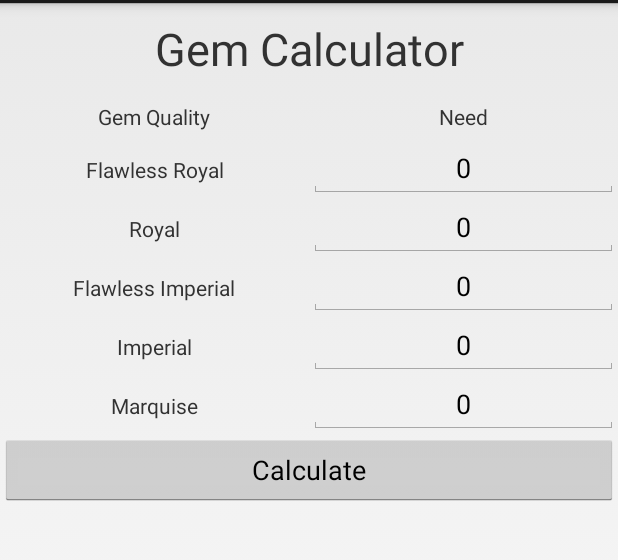
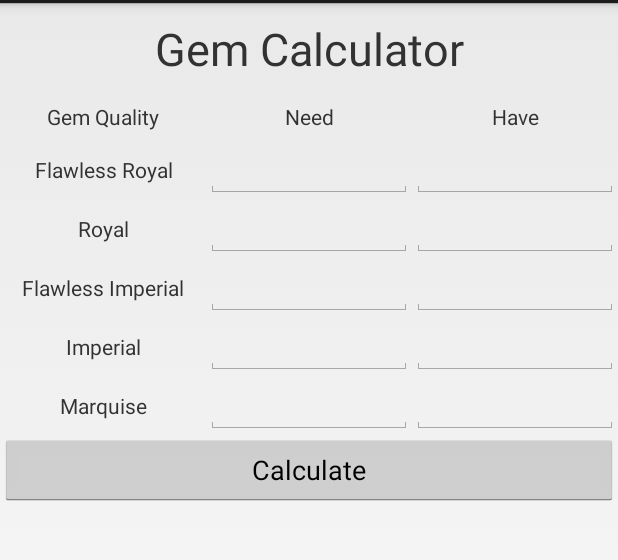
Before and after one commit to smusings/GemCrafter, an Android app: the screen it shows after launch (MainActivity), on a phone screen of 412 x 824 dp, the part 69-629 px from its top. Run offline under Robolectric (Android 15) with nearby library versions, the phone set to English and light mode, and no system bars.

Commit message:
progress on the app

```diff
--- a/src/main/java/smusings/gemcrafter/MainActivity.java
+++ b/src/main/java/smusings/gemcrafter/MainActivity.java
@@ -1,84 +1,55 @@
 package smusings.gemcrafter;
 
-import android.app.Activity;
 import android.os.Bundle;
 import android.view.Menu;
 import android.view.MenuItem;
-import android.view.View;
 import android.widget.Button;
 import android.widget.EditText;
-import android.widget.Toast;
 
 
-public class MainActivity extends Activity {
-
-    public Button calculateButton;
-    // the edit textx
-    public EditText need_flawless_royal;
-    public EditText need_royal;
-    public EditText need_flawless_imperial;
-    public EditText need_imperial;
-    public EditText need_marquise;
-
-
+public class MainActivity extends SetUpActivity {
 
     @Override
     protected void onCreate(Bundle savedInstanceState) {
         super.onCreate(savedInstanceState);
         setContentView(R.layout.activity_main);
 
+        //define the button
+        calculateButton=(Button)findViewById(R.id.calculate_button);
+
+        //define the need
         need_flawless_royal=(EditText)findViewById(R.id.need_flawless_royal);
         need_royal=(EditText)findViewById(R.id.need_royal);
         need_flawless_imperial=(EditText)findViewById(R.id.need_flawless_imperial);
         need_imperial=(EditText)findViewById(R.id.need_imperial);
         need_marquise=(EditText)findViewById(R.id.need_marquise);
-        calculateButton=(Button)findViewById(R.id.calculate_button);
 
+        //define the have
+        have_flawless_royal=(EditText)findViewById(R.id.have_flawless_royal);
+        have_royal=(EditText)findViewById(R.id.have_royal);
+        have_flawless_imperial=(EditText)findViewById(R.id.have_flawless_imperial);
+        have_imperial=(EditText)findViewById(R.id.have_imperial);
+        have_marquise=(EditText)findViewById(R.id.have_marquise);
 
-        //set initial count to 0
-        need_flawless_royal.setText("0");
-        need_royal.setText("0");
-        need_flawless_imperial.setText("0");
-        need_imperial.setText("0");
-        need_marquise.setText("0");
+        //set onclicklisteners
+        need_flawless_royal.setOnClickListener(flawlessRoyalNeedListener);
+        need_royal.setOnClickListener(RoyalNeedListener);
+        need_flawless_imperial.setOnClickListener(flawlessImperialNeedListener);
+        need_imperial.setOnClickListener(ImperialNeedListener);
+        need_marquise.setOnClickListener(marquiseNeedListener);
+
+        have_flawless_royal.setOnClickListener(flawlessRoyalHaveListener);
+        have_royal.setOnClickListener(RoyalHaveListener);
+        have_flawless_imperial.setOnClickListener(flawlessImperialHaveListener);
+        have_imperial.setOnClickListener(ImperialHaveListener);
+        have_marquise.setOnClickListener(marquiseHaveListener);
 
 
 
-        calculateButton.setOnClickListener(new View.OnClickListener() {
-            @Override
-            public void onClick(View v) {
+        calculateButton.setOnClickListener(buttonListener);
+    }
 
-                //for the need
-                int needFlawlessRoyal=new Integer(need_flawless_royal.getText().toString()).intValue();
-                int needRoyal=new Integer(need_royal.getText().toString()).intValue();
-                int needFlawlessImperial=new Integer(need_flawless_imperial.getText().toString()).intValue();
-                int needImperial=new Integer(need_imperial.getText().toString()).intValue();
 
-                if (needFlawlessRoyal!=0){
-                    need_royal.setText(Integer.toString(needFlawlessRoyal*3));
-                    need_flawless_imperial.setText(Integer.toString(needFlawlessRoyal*9));
-                    need_imperial.setText(Integer.toString(needFlawlessRoyal*27));
-                    need_marquise.setText(Integer.toString(needFlawlessRoyal*81));
-                } else if(needRoyal != 0){
-                    need_flawless_imperial.setText(Integer.toString(needRoyal*3));
-                    need_imperial.setText(Integer.toString(needRoyal*9));
-                    need_marquise.setText(Integer.toString(needRoyal*27));
-                }else if(needFlawlessImperial !=0){
-
-                    need_imperial.setText(Integer.toString(needFlawlessImperial*3));
-                    need_marquise.setText(Integer.toString(needFlawlessImperial*9));
-
-                }else if(needImperial != 0){
-
-                    need_marquise.setText(Integer.toString(needImperial*3));
-
-                } else{
-                    Toast.makeText(MainActivity.this, "Please enter a valid number", Toast.LENGTH_LONG).show();
-                }
-
-            }
-        });
-    }
 
 
     @Override
--- /dev/null
+++ b/src/main/java/smusings/gemcrafter/SetUpActivity.java
@@ -0,0 +1,137 @@
+package smusings.gemcrafter;
+
+import android.app.Activity;
+import android.view.View;
+import android.widget.Button;
+import android.widget.EditText;
+
+/**
+ * Created by etyulmenkov on 8/30/14.
+ */
+public class SetUpActivity extends Activity {
+
+    public Button calculateButton;
+    // the edit text for need
+    public EditText need_flawless_royal;
+    public EditText need_royal;
+    public EditText need_flawless_imperial;
+    public EditText need_imperial;
+    public EditText need_marquise;
+    //the edit text for have
+    public EditText have_flawless_royal;
+    public EditText have_royal;
+    public EditText have_flawless_imperial;
+    public EditText have_imperial;
+    public EditText have_marquise;
+
+    //need listeners
+
+    public View.OnClickListener flawlessRoyalNeedListener=new View.OnClickListener() {
+        @Override
+        public void onClick(View v) {
+            need_flawless_royal.setText("");
+        }
+    };
+
+    public View.OnClickListener RoyalNeedListener=new View.OnClickListener() {
+        @Override
+        public void onClick(View v) {
+            need_royal.setText("");
+        }
+    };
+
+    public View.OnClickListener flawlessImperialNeedListener=new View.OnClickListener() {
+        @Override
+        public void onClick(View v) {
+            need_flawless_imperial.setText("");
+        }
+    };
+
+    public View.OnClickListener ImperialNeedListener=new View.OnClickListener() {
+        @Override
+        public void onClick(View v) {
+            need_imperial.setText("");
+        }
+    };
+
+    public View.OnClickListener marquiseNeedListener=new View.OnClickListener() {
+        @Override
+        public void onClick(View v) {
+            need_marquise.setText("");
+        }
+    };
+
+    // have listeners
+
+    public View.OnClickListener flawlessRoyalHaveListener=new View.OnClickListener() {
+        @Override
+        public void onClick(View v) {
+            have_flawless_royal.setText("");
+        }
+    };
+
+    public View.OnClickListener RoyalHaveListener=new View.OnClickListener() {
+        @Override
+        public void onClick(View v) {
+            have_royal.setText("");
+        }
+    };
+
+    public View.OnClickListener flawlessImperialHaveListener=new View.OnClickListener() {
+        @Override
+        public void onClick(View v) {
+            have_flawless_imperial.setText("");
+        }
+    };
+
+    public View.OnClickListener ImperialHaveListener=new View.OnClickListener() {
+        @Override
+        public void onClick(View v) {
+            have_imperial.setText("");
+        }
+    };
+
+    public View.OnClickListener marquiseHaveListener=new View.OnClickListener() {
+        @Override
+        public void onClick(View v) {
+            have_marquise.setText("");
+        }
+    };
+
+    //button listener
+    public View.OnClickListener buttonListener=new View.OnClickListener() {
+        @Override
+        public void onClick(View v) {
+            Integer needFR=new Integer(need_flawless_royal.getText().toString()).intValue();
+
+            Integer infR=new Integer(need_royal.getText().toString()).intValue();
+            Integer intFI=new Integer(need_flawless_imperial.getText().toString()).intValue();
+            Integer intI=new Integer(need_imperial.getText().toString()).intValue();
+            Integer intM=new Integer(need_marquise.getText().toString()).intValue();
+
+
+            Integer haveFR=new Integer(have_flawless_royal.getText().toString()).intValue();
+
+            Integer intFR=needFR-haveFR;
+
+            if(intFR > 0){
+                need_royal.setText(Integer.toString(intFR*3));
+                need_flawless_imperial.setText(Integer.toString(intFR*9));
+                need_imperial.setText(Integer.toString(intFR*27));
+                need_marquise.setText(Integer.toString(intFR*81));
+            } else if (intFR <= 0){
+                zeroSum();
+
+            }
+        }
+    };
+
+
+    public void zeroSum(){
+        need_flawless_royal.setText("0");
+        need_royal.setText("0");
+        need_flawless_imperial.setText("0");
+        need_imperial.setText("0");
+        need_marquise.setText("0");
+    }
+}
--- a/src/main/res/layout/activity_main.xml
+++ b/src/main/res/layout/activity_main.xml
@@ -34,6 +34,13 @@
                 android:text="Need"
                 android:gravity="center"
                 android:padding="5dp"/>
+            <TextView
+                android:layout_weight="1"
+                android:layout_width="0dp"
+                android:layout_height="wrap_content"
+                android:text="Have"
+                android:gravity="center"
+                android:padding="5dp"/>
         </LinearLayout>
         <LinearLayout
             android:layout_width="match_parent"
@@ -49,7 +56,16 @@
                 android:layout_weight="1"
                 android:layout_width="0dp"
                 android:layout_height="wrap_content"
-                android:inputType="number"
+                android:inputType="phone"
+                android:imeOptions="actionDone"
+                android:gravity="center"
+                android:cursorVisible="false" />
+            <EditText
+                android:id="@+id/have_flawless_royal"
+                android:layout_weight="1"
+                android:layout_width="0dp"
+                android:layout_height="wrap_content"
+                android:inputType="phone"
                 android:imeOptions="actionDone"
                 android:gravity="center"
                 android:cursorVisible="false" />
@@ -68,10 +84,19 @@
                 android:layout_weight="1"
                 android:layout_width="0dp"
                 android:layout_height="wrap_content"
-                android:inputType="number"
+                android:inputType="phone"
                 android:imeOptions="actionDone"
                 android:gravity="center"
                 android:cursorVisible="false"/>
+            <EditText
+                android:id="@+id/have_royal"
+                android:layout_weight="1"
+                android:layout_width="0dp"
+                android:layout_height="wrap_content"
+                android:inputType="phone"
+                android:imeOptions="actionDone"
+                android:gravity="center"
+                android:cursorVisible="false" />
         </LinearLayout>
         <LinearLayout
             android:layout_width="match_parent"
@@ -87,7 +112,16 @@
                 android:layout_weight="1"
                 android:layout_width="0dp"
                 android:layout_height="wrap_content"
-                android:inputType="number"
+                android:inputType="phone"
+                android:imeOptions="actionDone"
+                android:gravity="center"
+                android:cursorVisible="false" />
+            <EditText
+                android:id="@+id/have_flawless_imperial"
+                android:layout_weight="1"
+                android:layout_width="0dp"
+                android:layout_height="wrap_content"
+                android:inputType="phone"
                 android:imeOptions="actionDone"
                 android:gravity="center"
                 android:cursorVisible="false" />
@@ -106,7 +140,16 @@
                 android:layout_weight="1"
                 android:layout_width="0dp"
                 android:layout_height="wrap_content"
-                android:inputType="number"
+                android:inputType="phone"
+                android:imeOptions="actionDone"
+                android:gravity="center"
+                android:cursorVisible="false" />
+            <EditText
+                android:id="@+id/have_imperial"
+                android:layout_weight="1"
+                android:layout_width="0dp"
+                android:layout_height="wrap_content"
+                android:inputType="phone"
                 android:imeOptions="actionDone"
                 android:gravity="center"
                 android:cursorVisible="false" />
@@ -125,7 +168,16 @@
                 android:layout_weight="1"
                 android:layout_width="0dp"
                 android:layout_height="wrap_content"
-                android:inputType="number"
+                android:inputType="phone"
+                android:imeOptions="actionDone"
+                android:gravity="center"
+                android:cursorVisible="false" />
+            <EditText
+                android:id="@+id/have_marquise"
+                android:layout_weight="1"
+                android:layout_width="0dp"
+                android:layout_height="wrap_content"
+                android:inputType="phone"
                 android:imeOptions="actionDone"
                 android:gravity="center"
                 android:cursorVisible="false" />
```
